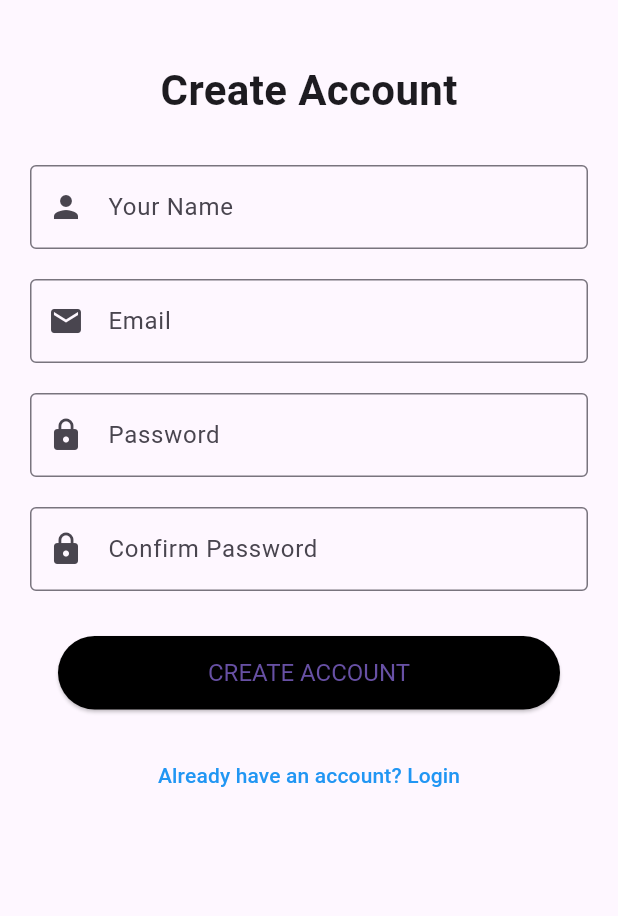
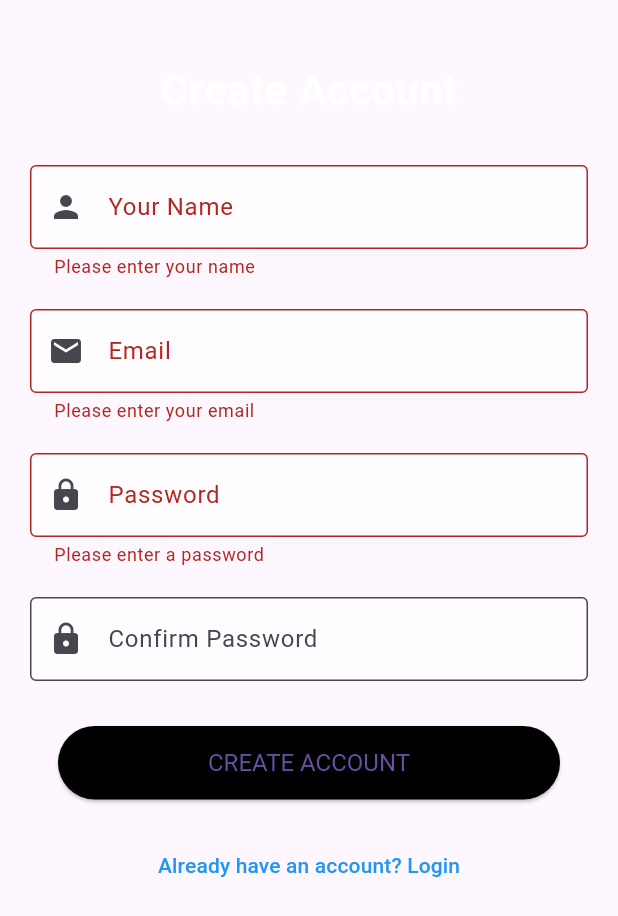
Before and after one commit to VishalSheth4/FlutterAppEs, a Flutter app: the CreateAccountPage screen opened by its route, after a tap on "CREATE ACCOUNT", on a phone screen of 412 x 824 dp. Shown: the top 916 px of the screen. Run offline on Flutter 3.47's test engine with Material 3 defaults, Android fonts, the phone set to English and light mode, and no system bars.

Commit message:
Updated code

```diff
--- a/lib/screens/create_account/create_account_screen.dart
+++ b/lib/screens/create_account/create_account_screen.dart
@@ -1,49 +1,31 @@
 import 'package:flutter/material.dart';
 import 'package:flutter_application_1/screens/login/login_screen.dart';
-import 'package:http/http.dart' as http;
-import 'dart:convert';
 
-class CreateAccountPage extends StatelessWidget {
+class CreateAccountPage extends StatefulWidget {
+  const CreateAccountPage({super.key});
+
+  @override
+  _CreateAccountPageState createState() => _CreateAccountPageState();
+}
+
+class _CreateAccountPageState extends State<CreateAccountPage> {
   final TextEditingController nameController = TextEditingController();
   final TextEditingController emailController = TextEditingController();
   final TextEditingController passwordController = TextEditingController();
-  final TextEditingController confirmPasswordController =
-      TextEditingController();
+  final TextEditingController confirmPasswordController = TextEditingController();
+  final _formKey = GlobalKey<FormState>();
+  bool _isLoading = false;
 
-  void createAccount(BuildContext context) async {
-    final name = nameController.text;
-    final email = emailController.text;
-    final password = passwordController.text;
-    // ignore: unused_local_variable
-    final confirmPassword = confirmPasswordController.text;
-
-    print('Account creation initiated 1.1');
-    print('Account creation initiated ${name} , ${email} , ${password}');
-
-    final response = await http
-        .post(
-          Uri.parse('http://192.168.1.6:3001/create-account'),
-          headers: {'Content-Type': 'application/json'},
-          body: jsonEncode({
-            'name': name,
-            'email': email,
-            'password': password,
-          }),
-        )
-        .timeout(const Duration(seconds: 5));
-
-    print('Account creation initiated 1.2');
-    if (response.statusCode == 201) {
+  void createAccount(BuildContext context) {
+    if (_formKey.currentState!.validate()) {
       ScaffoldMessenger.of(context).showSnackBar(
         SnackBar(content: Text("Account created successfully")),
       );
-      Navigator.pop(context);
-    } else {
-      final errorResponse = jsonDecode(response.body);
-      ScaffoldMessenger.of(context).showSnackBar(
-        SnackBar(
-            content:
-                Text(errorResponse['message'] ?? 'Failed to create account')),
+
+      // Navigate to the Login screen after showing the message
+      Navigator.pushReplacement(
+        context,
+        MaterialPageRoute(builder: (context) => LoginScreen()),
       );
     }
   }
@@ -51,66 +33,114 @@ class CreateAccountPage extends StatelessWidget {
   @override
   Widget build(BuildContext context) {
     return Scaffold(
-      body: SafeArea(
+      body: Stack(
+        children: [
+          // Background image
+          // Positioned.fill(
+          //   child: Image.asset(
+          //     'assets/e-mart.jpeg', // Your background image path
+          //     fit: BoxFit.cover,
+          //   ),
+          // ),
+          // Foreground content
+          SafeArea(
             child: SingleChildScrollView(
               child: Padding(
                 padding: const EdgeInsets.symmetric(horizontal: 20.0),
+                child: Form(
+                  key: _formKey,
                   child: Column(
                     crossAxisAlignment: CrossAxisAlignment.center,
                     children: [
                       SizedBox(height: 40),
                       Text(
                         'Create Account',
-                  style: TextStyle(fontSize: 28, fontWeight: FontWeight.bold),
+                        style: TextStyle(fontSize: 28, fontWeight: FontWeight.bold, color: Colors.white), // Change text color for better visibility
                       ),
                       SizedBox(height: 30),
-                TextField(
+                      TextFormField(
                         controller: nameController,
                         decoration: InputDecoration(
                           labelText: 'Your Name',
                           border: OutlineInputBorder(),
                           prefixIcon: Icon(Icons.person),
+                          filled: true,
+                          fillColor: Colors.white.withOpacity(0.8), // Slightly transparent fill color
                         ),
+                        validator: (value) {
+                          if (value == null || value.isEmpty) {
+                            return 'Please enter your name';
+                          }
+                          return null;
+                        },
                       ),
                       SizedBox(height: 20),
-                TextField(
+                      TextFormField(
                         controller: emailController,
                         decoration: InputDecoration(
                           labelText: 'Email',
                           border: OutlineInputBorder(),
                           prefixIcon: Icon(Icons.email),
+                          filled: true,
+                          fillColor: Colors.white.withOpacity(0.8),
                         ),
+                        validator: (value) {
+                          if (value == null || value.isEmpty) {
+                            return 'Please enter your email';
+                          } else if (!RegExp(r'^[^@]+@[^@]+\.[^@]+').hasMatch(value)) {
+                            return 'Please enter a valid email';
+                          }
+                          return null;
+                        },
                       ),
                       SizedBox(height: 20),
-                TextField(
+                      TextFormField(
                         controller: passwordController,
                         decoration: InputDecoration(
                           labelText: 'Password',
                           border: OutlineInputBorder(),
                           prefixIcon: Icon(Icons.lock),
+                          filled: true,
+                          fillColor: Colors.white.withOpacity(0.8),
                         ),
                         obscureText: true,
+                        validator: (value) {
+                          if (value == null || value.isEmpty) {
+                            return 'Please enter a password';
+                          } else if (value.length < 6) {
+                            return 'Password must be at least 6 characters';
+                          }
+                          return null;
+                        },
                       ),
                       SizedBox(height: 20),
-                TextField(
+                      TextFormField(
                         controller: confirmPasswordController,
                         decoration: InputDecoration(
                           labelText: 'Confirm Password',
                           border: OutlineInputBorder(),
                           prefixIcon: Icon(Icons.lock),
+                          filled: true,
+                          fillColor: Colors.white.withOpacity(0.8),
                         ),
                         obscureText: true,
+                        validator: (value) {
+                          if (value != passwordController.text) {
+                            return 'Passwords do not match';
+                          }
+                          return null;
+                        },
                       ),
                       SizedBox(height: 30),
-                ElevatedButton(
+                      _isLoading
+                          ? CircularProgressIndicator()
+                          : ElevatedButton(
                               onPressed: () {
-                    print('Account creation initiated');
                                 createAccount(context);
                               },
                               style: ElevatedButton.styleFrom(
                                 backgroundColor: Colors.black,
-                    padding:
-                        EdgeInsets.symmetric(horizontal: 100, vertical: 15),
+                                padding: EdgeInsets.symmetric(horizontal: 100, vertical: 15),
                                 textStyle: TextStyle(fontSize: 16),
                               ),
                               child: Text('CREATE ACCOUNT'),
@@ -120,7 +150,7 @@ class CreateAccountPage extends StatelessWidget {
                         onPressed: () {
                           Navigator.push(
                             context,
-                      MaterialPageRoute(builder: (context) => Loginscreen()),
+                            MaterialPageRoute(builder: (context) => LoginScreen()),
                           );
                         },
                         child: Text(
@@ -133,6 +163,9 @@ class CreateAccountPage extends StatelessWidget {
                 ),
               ),
             ),
+          ),
+        ],
+      ),
     );
   }
 }
--- a/lib/screens/forgot_password/forgot_password_screen.dart
+++ b/lib/screens/forgot_password/forgot_password_screen.dart
@@ -1,6 +1,8 @@
 import 'package:flutter/material.dart';
 
 class ForgotPasswordScreen extends StatelessWidget {
+  const ForgotPasswordScreen({super.key});
+
   @override
   Widget build(BuildContext context) {
     return Scaffold(
--- a/lib/screens/guest/guest_screen.dart
+++ b/lib/screens/guest/guest_screen.dart
@@ -1,6 +1,8 @@
 import 'package:flutter/material.dart';
 
 class GuestScreen extends StatelessWidget {
+  const GuestScreen({super.key});
+
   @override
   Widget build(BuildContext context) {
     return Scaffold(
--- a/lib/widgets/custom_button.dart
+++ b/lib/widgets/custom_button.dart
@@ -9,7 +9,7 @@ class CustomButton extends StatelessWidget {
   final double padding;
   final double borderRadius;
 
-  CustomButton({
+  const CustomButton({super.key,
     required this.text,
     required this.onPressed,
     this.color = Colors.black,
--- a/lib/widgets/custom_textfield.dart
+++ b/lib/widgets/custom_textfield.dart
@@ -7,7 +7,7 @@ class CustomTextField extends StatelessWidget {
   final TextEditingController controller;
   final TextInputType keyboardType;
 
-  CustomTextField({
+  const CustomTextField({super.key,
     required this.labelText,
     this.isPassword = false,
     required this.controller,
```
Also changed, not shown: lib/main.dart (+5 -5 lines), lib/screens/login/login_screen.dart (+54 -9 lines), 1 other file. Lines whose indentation alone changed are shown as unchanged.
